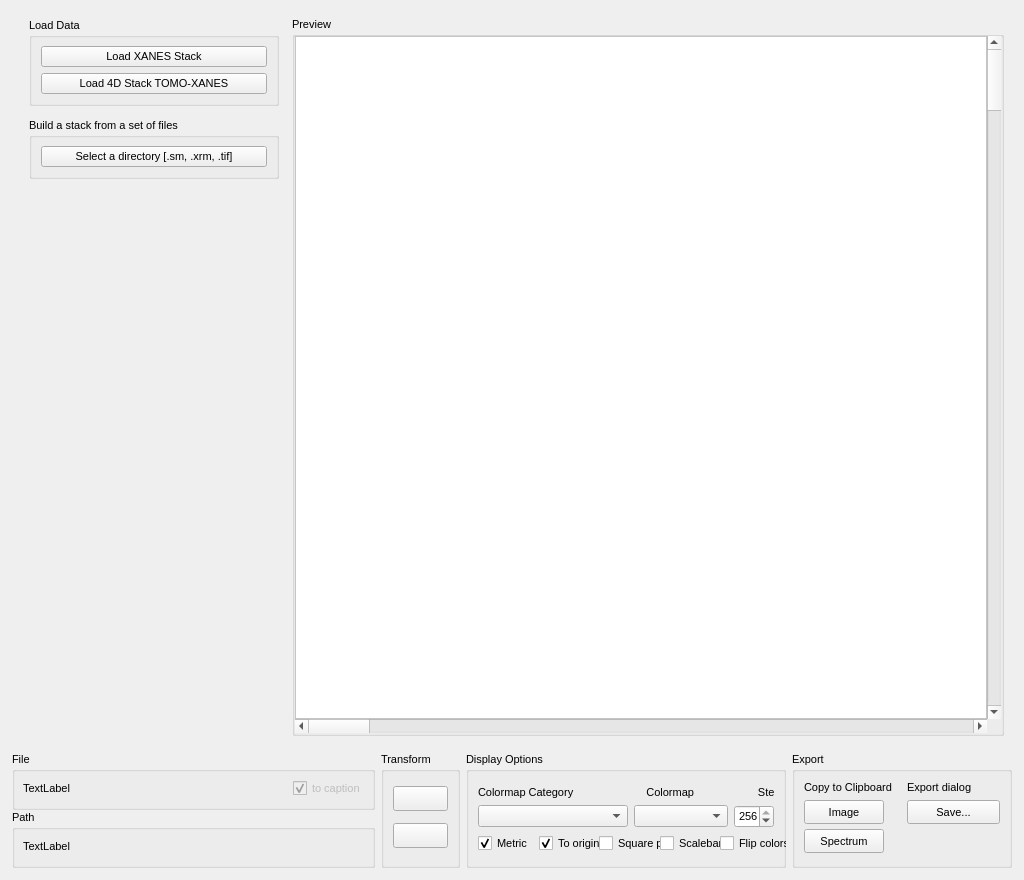
First picture: the form in mantis_xray/gui/pages/pageloaddata.ui, repository mlerotic/spectromicroscopy, before the edit.
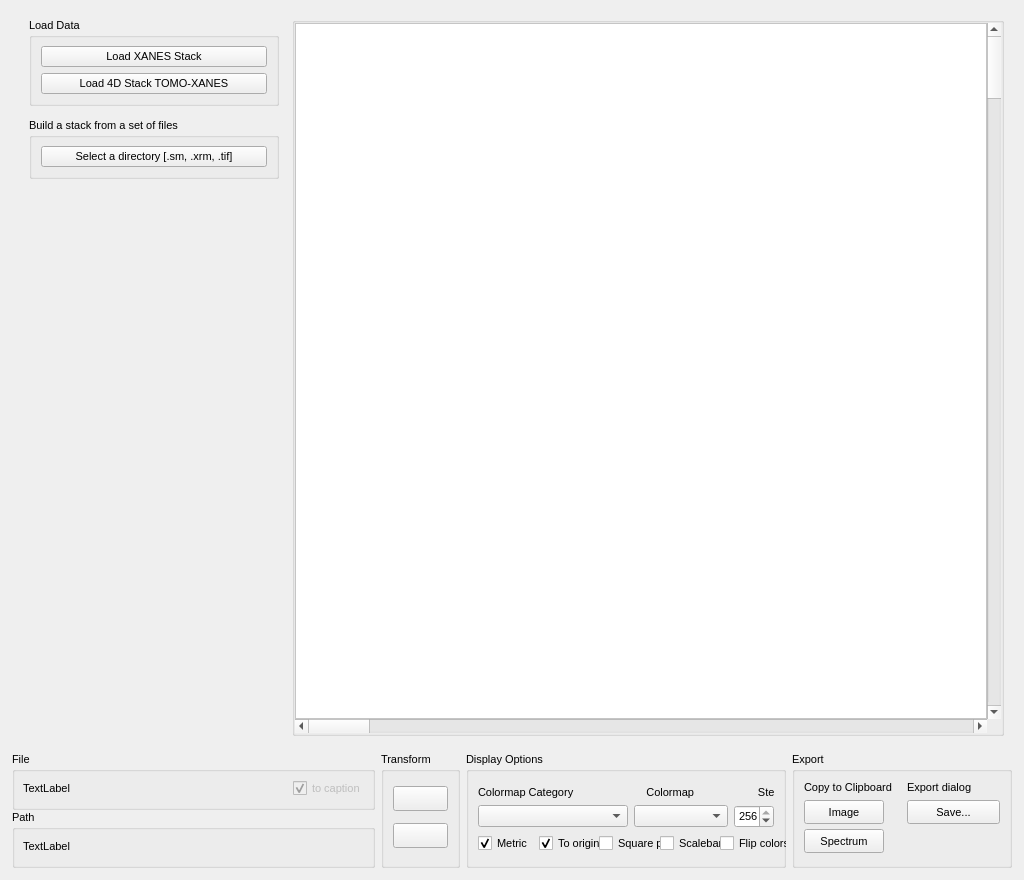
Second picture: the form after the edit. Icons and pictures are not drawn. Custom widgets are drawn as their Qt base class.

What changed in the file:
```diff
--- a/mantis_xray/gui/pages/pageloaddata.ui
+++ b/mantis_xray/gui/pages/pageloaddata.ui
@@ -213,7 +213,7 @@
          </font>
         </property>
         <property name="title">
-         <string>Preview</string>
+         <string></string>
         </property>
         <layout class="QHBoxLayout" name="horizontalLayout_3">
          <property name="spacing">
```
